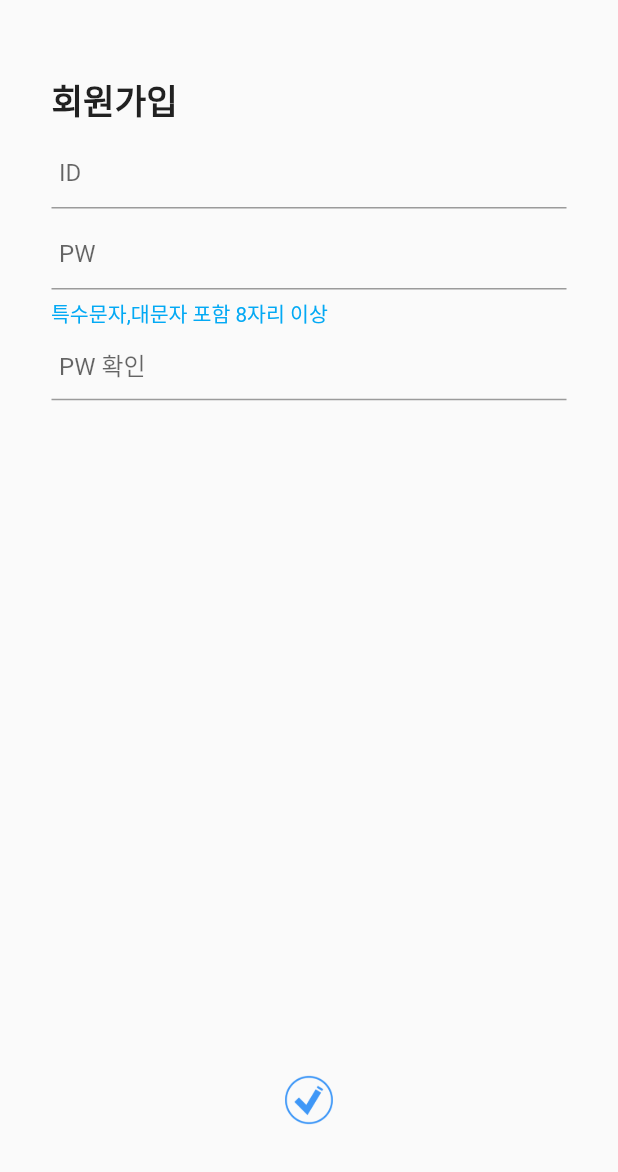
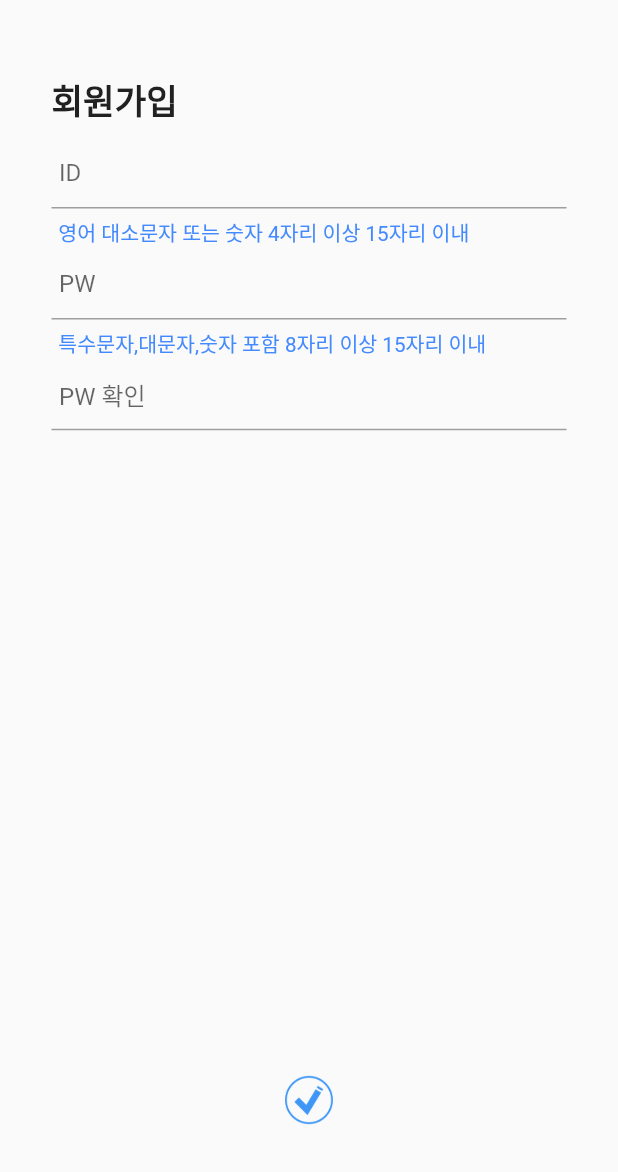
Before and after one commit to Wooribank-Error-Remittance/Front-End, a Flutter app: the SignUpPage screen opened directly with empty values, on a phone screen of 412 x 824 dp, the part 64-1236 px from its top. Run offline on Flutter 3.47's test engine with Material 2 defaults, Android fonts, the phone set to English and light mode, and no system bars; our stand-ins replace firebase_auth, firebase_core, firebase_messaging, flutter_local_notifications, flutter_screenutil; missing offline and left inert: external_app_launcher; accounts and stored records are empty.

Commit message:
[Update] 회원가입 로그인 및 비밀번호 보안 강화

```diff
--- a/lib/view/sign_up_page.dart
+++ b/lib/view/sign_up_page.dart
@@ -21,7 +21,9 @@ class _SignUpState extends State<SignUpPage> {
   final idController = TextEditingController();
   final passwordController = TextEditingController();
   final passwordCheckController = TextEditingController();
-  String authMessage = "특수문자,대문자 포함 8자리 이상";
+  int idCheckFlag = 0;
+  int pwCheckFlag = 0;
+  int pwRepCheckFlag = 0;
 
   @override
   Widget build(BuildContext context) {
@@ -59,26 +61,41 @@ class _SignUpState extends State<SignUpPage> {
           ),
           Container(
             width: ScreenUtil().setWidth(300),
-            child: TextField(
+            child: TextFormField(
               controller: idController,
               decoration: InputDecoration(
                 hintText: 'ID',
                 contentPadding: EdgeInsets.all(5.0),
+                enabledBorder: UnderlineInputBorder(
+                    borderSide: BorderSide(
+                  color: idCheckFlag == 0
+                      ? Colors.grey
+                      : idCheckFlag == 1
+                          ? Colors.blueAccent
+                          : Colors.red,
+                )),
+                focusedBorder: UnderlineInputBorder(
+                    borderSide: BorderSide(
+                  width: ScreenUtil().setSp(2),
+                  color: idCheckFlag == 0
+                      ? Colors.grey
+                      : idCheckFlag == 1
+                          ? Colors.blueAccent
+                          : Colors.red,
+                )),
               ),
-            ),
-          ),
-          SizedBox(
-            height: ScreenUtil().setHeight(5),
-          ),
-          Container(
-            width: ScreenUtil().setWidth(300),
-            child: TextField(
-              obscureText: true,
-              controller: passwordController,
-              decoration: InputDecoration(
-                hintText: 'PW',
-                contentPadding: EdgeInsets.all(5.0),
-              ),
+              onChanged: (value) {
+                RegExp regExp = new RegExp(r'^[a-zA-Z0-9]{4,12}$');
+                setState(() {
+                  if (value.isEmpty) {
+                    idCheckFlag = 0;
+                  } else if (regExp.hasMatch(value!)) {
+                    idCheckFlag = 1;
+                  } else {
+                    idCheckFlag = 2;
+                  }
+                });
+              },
             ),
           ),
           SizedBox(
@@ -86,33 +103,140 @@ class _SignUpState extends State<SignUpPage> {
           ),
           Container(
             alignment: Alignment.centerLeft,
-            child: Text(
-              "          " + authMessage,
-              style: TextStyle(
-                  fontSize: ScreenUtil().setSp(12), color: Colors.lightBlue),
+            child: Row(
+              mainAxisAlignment: MainAxisAlignment.start,
+              children: [
+                SizedBox(
+                  width: ScreenUtil().setWidth(34),
+                ),
+                Text(
+                  "영어 대소문자 또는 숫자 4자리 이상 15자리 이내",
+                  style: TextStyle(
+                    fontSize: ScreenUtil().setSp(12),
+                    color: Colors.blueAccent,
+                  ),
+                ),
+              ],
             ),
           ),
           Container(
             width: ScreenUtil().setWidth(300),
-            child: TextField(
+            child: TextFormField(
+              obscureText: true,
+              controller: passwordController,
+              decoration: InputDecoration(
+                hintText: 'PW',
+                contentPadding: EdgeInsets.all(5.0),
+                enabledBorder: UnderlineInputBorder(
+                  borderSide: BorderSide(
+                    color: pwCheckFlag == 0
+                        ? Colors.grey
+                        : pwCheckFlag == 1
+                            ? Colors.blueAccent
+                            : Colors.red,
+                  ),
+                ),
+                focusedBorder: UnderlineInputBorder(
+                  borderSide: BorderSide(
+                    width: ScreenUtil().setSp(2),
+                    color: pwCheckFlag == 0
+                        ? Colors.grey
+                        : pwCheckFlag == 1
+                            ? Colors.blueAccent
+                            : Colors.red,
+                  ),
+                ),
+              ),
+              onChanged: (value) {
+                RegExp regExp = new RegExp(
+                    r'^(?=.*[a-z])(?=.*[A-Z])(?=.*\d)(?=.*[$@$!%*#?~^<>,.&+=])[A-Za-z\d$@$!%*#?~^<>,.&+=]{8,15}$');
+                setState(() {
+                  if (value.isEmpty) {
+                    pwCheckFlag = 0;
+                  } else if (regExp.hasMatch(value!)) {
+                    pwCheckFlag = 1;
+                  } else {
+                    pwCheckFlag = 2;
+                  }
+                });
+              },
+            ),
+          ),
+          SizedBox(
+            height: ScreenUtil().setHeight(5),
+          ),
+          Container(
+            alignment: Alignment.centerLeft,
+            child: Row(
+              mainAxisAlignment: MainAxisAlignment.start,
+              children: [
+                SizedBox(
+                  width: ScreenUtil().setWidth(34),
+                ),
+                Text(
+                  "특수문자,대문자,숫자 포함 8자리 이상 15자리 이내",
+                  style: TextStyle(
+                    fontSize: ScreenUtil().setSp(12),
+                    color: Colors.blueAccent,
+                  ),
+                ),
+              ],
+            ),
+          ),
+          Container(
+            width: ScreenUtil().setWidth(300),
+            child: TextFormField(
               obscureText: true,
               controller: passwordCheckController,
               decoration: InputDecoration(
                 hintText: 'PW 확인',
                 contentPadding: EdgeInsets.all(5.0),
+                enabledBorder: UnderlineInputBorder(
+                    borderSide: BorderSide(
+                  color: pwRepCheckFlag == 0
+                      ? Colors.grey
+                      : pwRepCheckFlag == 1
+                          ? Colors.blueAccent
+                          : Colors.red,
+                )),
+                focusedBorder: UnderlineInputBorder(
+                  borderSide: BorderSide(
+                    width: ScreenUtil().setSp(2),
+                    color: pwRepCheckFlag == 0
+                        ? Colors.grey
+                        : pwRepCheckFlag == 1
+                            ? Colors.blueAccent
+                            : Colors.red,
+                  ),
+                ),
               ),
+              onChanged: (value) {
+                setState(() {
+                  if (passwordCheckController.text.isEmpty) {
+                    pwRepCheckFlag = 0;
+                  } else if (passwordController.text ==
+                      passwordCheckController.text) {
+                    pwRepCheckFlag = 1;
+                  } else {
+                    pwRepCheckFlag = 2;
+                  }
+                });
+              },
             ),
           ),
           Spacer(),
           IconButton(
             onPressed: () {
-              if (passwordController.text != passwordCheckController.text ||
-                  passwordController.text.length < 8) {
+              if (idCheckFlag == 1 && pwCheckFlag == 1 && pwRepCheckFlag == 1) {
+                try {
+                  _SignUpAndLoadAccounts();
+                } finally {}
+              } else {
                 showDialog(
                   context: context,
                   builder: (BuildContext context) {
                     return AlertDialog(
-                      content: new Text("\n비밀번호가 올바르지 않습니다."),
+                      content: new Text("\n입력 정보를 확인해주세요."),
                       actions: <Widget>[
                         new FlatButton(
                           child: new Text("확인"),
@@ -124,10 +248,6 @@ class _SignUpState extends State<SignUpPage> {
                     );
                   },
                 );
-              } else {
-                try {
-                  _SignUpAndLoadAccounts();
-                } finally {}
               }
             },
             icon: Image.asset('assets/button_accept.png'),
@@ -173,14 +293,12 @@ class _SignUpState extends State<SignUpPage> {
           builder: (context) => SignUpCompletePage(),
         ),
       );
-    }
-    else {
-      print('no!!');
+    } else {
       showDialog(
         context: context,
         builder: (BuildContext context) {
           return AlertDialog(
-            content: new Text("\n오류가 발생했습니다.\n다시 시도해주세요."),
+            content: new Text("\n서버 오류가 발생했습니다."),
             actions: <Widget>[
               new FlatButton(
                 child: new Text("확인"),
```
